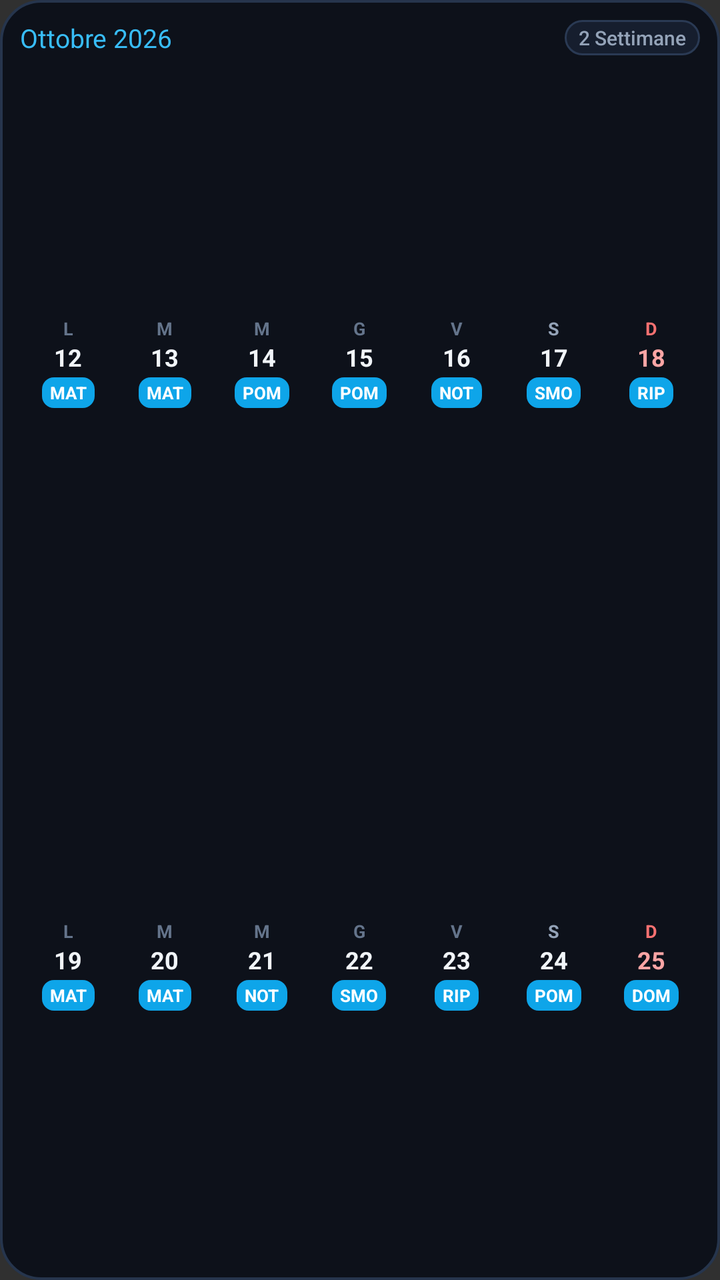
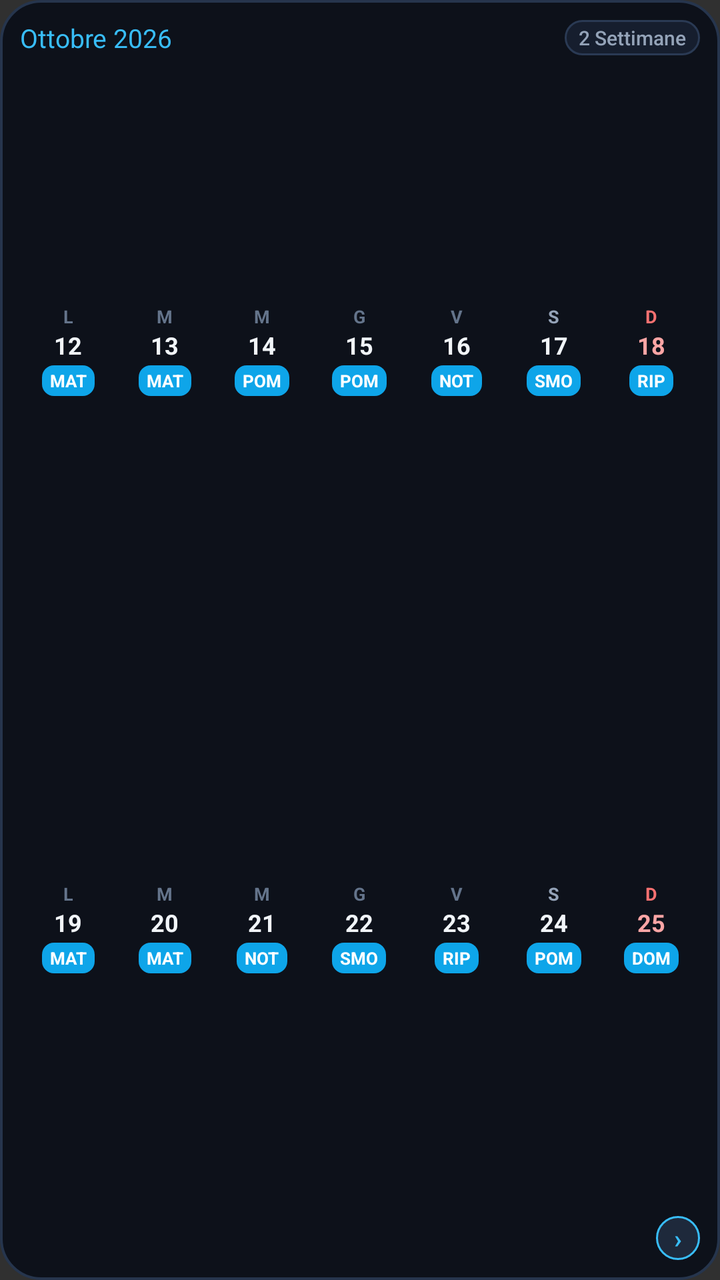

Compare the two renders of this Android layout. The source of the first and the diff that turns it into the second are given below.
<!-- AndroidManifest.xml: application theme Theme.CalendarioTurni -->
<!-- res/layout/widget_weeks_panorama.xml -->
<?xml version="1.0" encoding="utf-8"?>
<LinearLayout xmlns:android="http://schemas.android.com/apk/res/android"
    android:id="@+id/widget_wp_root"
    android:layout_width="match_parent"
    android:layout_height="match_parent"
    android:background="@drawable/bg_widget_container"
    android:orientation="vertical"
    android:padding="10dp">

    
    <LinearLayout
        android:layout_width="match_parent"
        android:layout_height="wrap_content"
        android:gravity="center_vertical"
        android:orientation="horizontal"
        android:paddingBottom="6dp">

        <TextView
            android:id="@+id/widget_wp_title"
            android:layout_width="0dp"
            android:layout_height="wrap_content"
            android:layout_weight="1"
            android:ellipsize="end"
            android:fontFamily="sans-serif-bold"
            android:maxLines="1"
            android:text="Ottobre 2026"
            android:textColor="#38BDF8"
            android:textSize="13sp" />

        <TextView
            android:id="@+id/widget_wp_stats"
            android:layout_width="wrap_content"
            android:layout_height="wrap_content"
            android:background="@drawable/bg_widget_card"
            android:paddingStart="7dp"
            android:paddingTop="2dp"
            android:paddingEnd="7dp"
            android:paddingBottom="2dp"
            android:fontFamily="sans-serif-medium"
            android:text="2 Settimane"
            android:textColor="#94A3B8"
            android:textSize="10sp" />
    </LinearLayout>

    
    <LinearLayout
        android:layout_width="match_parent"
        android:layout_height="0dp"
        android:layout_weight="1"
        android:gravity="center_vertical"
        android:orientation="horizontal">

        
        <LinearLayout android:id="@+id/wp_col_0" android:layout_width="0dp" android:layout_height="match_parent" android:layout_weight="1" android:gravity="center" android:orientation="vertical" android:padding="1dp">
            <TextView android:id="@+id/wp_day_name_0" android:layout_width="wrap_content" android:layout_height="wrap_content" android:text="L" android:textColor="#64748B" android:textSize="9sp" android:textStyle="bold" />
            <TextView android:id="@+id/wp_day_num_0" android:layout_width="wrap_content" android:layout_height="wrap_content" android:text="12" android:textColor="#F1F5F9" android:textSize="12sp" android:textStyle="bold" />
            <TextView android:id="@+id/wp_shift_badge_0" android:layout_width="wrap_content" android:layout_height="wrap_content" android:layout_marginTop="2dp" android:background="@drawable/bg_widget_badge" android:paddingStart="4dp" android:paddingTop="1.5dp" android:paddingEnd="4dp" android:paddingBottom="1.5dp" android:text="MAT" android:textColor="#FFFFFF" android:textSize="8.5sp" android:textStyle="bold" />
            <TextView android:id="@+id/wp_extra_badge_0" android:layout_width="wrap_content" android:layout_height="wrap_content" android:text="+2h" android:textColor="#FBBF24" android:textSize="7sp" android:visibility="gone" />
        </LinearLayout>

        
        <LinearLayout android:id="@+id/wp_col_1" android:layout_width="0dp" android:layout_height="match_parent" android:layout_weight="1" android:gravity="center" android:orientation="vertical" android:padding="1dp">
            <TextView android:id="@+id/wp_day_name_1" android:layout_width="wrap_content" android:layout_height="wrap_content" android:text="M" android:textColor="#64748B" android:textSize="9sp" android:textStyle="bold" />
            <TextView android:id="@+id/wp_day_num_1" android:layout_width="wrap_content" android:layout_height="wrap_content" android:text="13" android:textColor="#F1F5F9" android:textSize="12sp" android:textStyle="bold" />
            <TextView android:id="@+id/wp_shift_badge_1" android:layout_width="wrap_content" android:layout_height="wrap_content" android:layout_marginTop="2dp" android:background="@drawable/bg_widget_badge" android:paddingStart="4dp" android:paddingTop="1.5dp" android:paddingEnd="4dp" android:paddingBottom="1.5dp" android:text="MAT" android:textColor="#FFFFFF" android:textSize="8.5sp" android:textStyle="bold" />
            <TextView android:id="@+id/wp_extra_badge_1" android:layout_width="wrap_content" android:layout_height="wrap_content" android:text="+2h" android:textColor="#FBBF24" android:textSize="7sp" android:visibility="gone" />
        </LinearLayout>

        
        <LinearLayout android:id="@+id/wp_col_2" android:layout_width="0dp" android:layout_height="match_parent" android:layout_weight="1" android:gravity="center" android:orientation="vertical" android:padding="1dp">
            <TextView android:id="@+id/wp_day_name_2" android:layout_width="wrap_content" android:layout_height="wrap_content" android:text="M" android:textColor="#64748B" android:textSize="9sp" android:textStyle="bold" />
            <TextView android:id="@+id/wp_day_num_2" android:layout_width="wrap_content" android:layout_height="wrap_content" android:text="14" android:textColor="#F1F5F9" android:textSize="12sp" android:textStyle="bold" />
            <TextView android:id="@+id/wp_shift_badge_2" android:layout_width="wrap_content" android:layout_height="wrap_content" android:layout_marginTop="2dp" android:background="@drawable/bg_widget_badge" android:paddingStart="4dp" android:paddingTop="1.5dp" android:paddingEnd="4dp" android:paddingBottom="1.5dp" android:text="POM" android:textColor="#FFFFFF" android:textSize="8.5sp" android:textStyle="bold" />
            <TextView android:id="@+id/wp_extra_badge_2" android:layout_width="wrap_content" android:layout_height="wrap_content" android:text="+2h" android:textColor="#FBBF24" android:textSize="7sp" android:visibility="gone" />
        </LinearLayout>

        
        <LinearLayout android:id="@+id/wp_col_3" android:layout_width="0dp" android:layout_height="match_parent" android:layout_weight="1" android:gravity="center" android:orientation="vertical" android:padding="1dp">
            <TextView android:id="@+id/wp_day_name_3" android:layout_width="wrap_content" android:layout_height="wrap_content" android:text="G" android:textColor="#64748B" android:textSize="9sp" android:textStyle="bold" />
            <TextView android:id="@+id/wp_day_num_3" android:layout_width="wrap_content" android:layout_height="wrap_content" android:text="15" android:textColor="#F1F5F9" android:textSize="12sp" android:textStyle="bold" />
            <TextView android:id="@+id/wp_shift_badge_3" android:layout_width="wrap_content" android:layout_height="wrap_content" android:layout_marginTop="2dp" android:background="@drawable/bg_widget_badge" android:paddingStart="4dp" android:paddingTop="1.5dp" android:paddingEnd="4dp" android:paddingBottom="1.5dp" android:text="POM" android:textColor="#FFFFFF" android:textSize="8.5sp" android:textStyle="bold" />
            <TextView android:id="@+id/wp_extra_badge_3" android:layout_width="wrap_content" android:layout_height="wrap_content" android:text="+2h" android:textColor="#FBBF24" android:textSize="7sp" android:visibility="gone" />
        </LinearLayout>

        
        <LinearLayout android:id="@+id/wp_col_4" android:layout_width="0dp" android:layout_height="match_parent" android:layout_weight="1" android:gravity="center" android:orientation="vertical" android:padding="1dp">
            <TextView android:id="@+id/wp_day_name_4" android:layout_width="wrap_content" android:layout_height="wrap_content" android:text="V" android:textColor="#64748B" android:textSize="9sp" android:textStyle="bold" />
            <TextView android:id="@+id/wp_day_num_4" android:layout_width="wrap_content" android:layout_height="wrap_content" android:text="16" android:textColor="#F1F5F9" android:textSize="12sp" android:textStyle="bold" />
            <TextView android:id="@+id/wp_shift_badge_4" android:layout_width="wrap_content" android:layout_height="wrap_content" android:layout_marginTop="2dp" android:background="@drawable/bg_widget_badge" android:paddingStart="4dp" android:paddingTop="1.5dp" android:paddingEnd="4dp" android:paddingBottom="1.5dp" android:text="NOT" android:textColor="#FFFFFF" android:textSize="8.5sp" android:textStyle="bold" />
            <TextView android:id="@+id/wp_extra_badge_4" android:layout_width="wrap_content" android:layout_height="wrap_content" android:text="+2h" android:textColor="#FBBF24" android:textSize="7sp" android:visibility="gone" />
        </LinearLayout>

        
        <LinearLayout android:id="@+id/wp_col_5" android:layout_width="0dp" android:layout_height="match_parent" android:layout_weight="1" android:gravity="center" android:orientation="vertical" android:padding="1dp">
            <TextView android:id="@+id/wp_day_name_5" android:layout_width="wrap_content" android:layout_height="wrap_content" android:text="S" android:textColor="#94A3B8" android:textSize="9sp" android:textStyle="bold" />
            <TextView android:id="@+id/wp_day_num_5" android:layout_width="wrap_content" android:layout_height="wrap_content" android:text="17" android:textColor="#F1F5F9" android:textSize="12sp" android:textStyle="bold" />
            <TextView android:id="@+id/wp_shift_badge_5" android:layout_width="wrap_content" android:layout_height="wrap_content" android:layout_marginTop="2dp" android:background="@drawable/bg_widget_badge" android:paddingStart="4dp" android:paddingTop="1.5dp" android:paddingEnd="4dp" android:paddingBottom="1.5dp" android:text="SMO" android:textColor="#FFFFFF" android:textSize="8.5sp" android:textStyle="bold" />
            <TextView android:id="@+id/wp_extra_badge_5" android:layout_width="wrap_content" android:layout_height="wrap_content" android:text="+2h" android:textColor="#FBBF24" android:textSize="7sp" android:visibility="gone" />
        </LinearLayout>

        
        <LinearLayout android:id="@+id/wp_col_6" android:layout_width="0dp" android:layout_height="match_parent" android:layout_weight="1" android:gravity="center" android:orientation="vertical" android:padding="1dp">
            <TextView android:id="@+id/wp_day_name_6" android:layout_width="wrap_content" android:layout_height="wrap_content" android:text="D" android:textColor="#F87171" android:textSize="9sp" android:textStyle="bold" />
            <TextView android:id="@+id/wp_day_num_6" android:layout_width="wrap_content" android:layout_height="wrap_content" android:text="18" android:textColor="#FCA5A5" android:textSize="12sp" android:textStyle="bold" />
            <TextView android:id="@+id/wp_shift_badge_6" android:layout_width="wrap_content" android:layout_height="wrap_content" android:layout_marginTop="2dp" android:background="@drawable/bg_widget_badge" android:paddingStart="4dp" android:paddingTop="1.5dp" android:paddingEnd="4dp" android:paddingBottom="1.5dp" android:text="RIP" android:textColor="#FFFFFF" android:textSize="8.5sp" android:textStyle="bold" />
            <TextView android:id="@+id/wp_extra_badge_6" android:layout_width="wrap_content" android:layout_height="wrap_content" android:text="+2h" android:textColor="#FBBF24" android:textSize="7sp" android:visibility="gone" />
        </LinearLayout>

    </LinearLayout>

    
    <LinearLayout
        android:layout_width="match_parent"
        android:layout_height="0dp"
        android:layout_marginTop="6dp"
        android:layout_weight="1"
        android:gravity="center_vertical"
        android:orientation="horizontal">

        
        <LinearLayout android:id="@+id/wp_col_7" android:layout_width="0dp" android:layout_height="match_parent" android:layout_weight="1" android:gravity="center" android:orientation="vertical" android:padding="1dp">
            <TextView android:id="@+id/wp_day_name_7" android:layout_width="wrap_content" android:layout_height="wrap_content" android:text="L" android:textColor="#64748B" android:textSize="9sp" android:textStyle="bold" />
            <TextView android:id="@+id/wp_day_num_7" android:layout_width="wrap_content" android:layout_height="wrap_content" android:text="19" android:textColor="#F1F5F9" android:textSize="12sp" android:textStyle="bold" />
            <TextView android:id="@+id/wp_shift_badge_7" android:layout_width="wrap_content" android:layout_height="wrap_content" android:layout_marginTop="2dp" android:background="@drawable/bg_widget_badge" android:paddingStart="4dp" android:paddingTop="1.5dp" android:paddingEnd="4dp" android:paddingBottom="1.5dp" android:text="MAT" android:textColor="#FFFFFF" android:textSize="8.5sp" android:textStyle="bold" />
            <TextView android:id="@+id/wp_extra_badge_7" android:layout_width="wrap_content" android:layout_height="wrap_content" android:text="+2h" android:textColor="#FBBF24" android:textSize="7sp" android:visibility="gone" />
        </LinearLayout>

        
        <LinearLayout android:id="@+id/wp_col_8" android:layout_width="0dp" android:layout_height="match_parent" android:layout_weight="1" android:gravity="center" android:orientation="vertical" android:padding="1dp">
            <TextView android:id="@+id/wp_day_name_8" android:layout_width="wrap_content" android:layout_height="wrap_content" android:text="M" android:textColor="#64748B" android:textSize="9sp" android:textStyle="bold" />
            <TextView android:id="@+id/wp_day_num_8" android:layout_width="wrap_content" android:layout_height="wrap_content" android:text="20" android:textColor="#F1F5F9" android:textSize="12sp" android:textStyle="bold" />
            <TextView android:id="@+id/wp_shift_badge_8" android:layout_width="wrap_content" android:layout_height="wrap_content" android:layout_marginTop="2dp" android:background="@drawable/bg_widget_badge" android:paddingStart="4dp" android:paddingTop="1.5dp" android:paddingEnd="4dp" android:paddingBottom="1.5dp" android:text="MAT" android:textColor="#FFFFFF" android:textSize="8.5sp" android:textStyle="bold" />
            <TextView android:id="@+id/wp_extra_badge_8" android:layout_width="wrap_content" android:layout_height="wrap_content" android:text="+2h" android:textColor="#FBBF24" android:textSize="7sp" android:visibility="gone" />
        </LinearLayout>

        
        <LinearLayout android:id="@+id/wp_col_9" android:layout_width="0dp" android:layout_height="match_parent" android:layout_weight="1" android:gravity="center" android:orientation="vertical" android:padding="1dp">
            <TextView android:id="@+id/wp_day_name_9" android:layout_width="wrap_content" android:layout_height="wrap_content" android:text="M" android:textColor="#64748B" android:textSize="9sp" android:textStyle="bold" />
            <TextView android:id="@+id/wp_day_num_9" android:layout_width="wrap_content" android:layout_height="wrap_content" android:text="21" android:textColor="#F1F5F9" android:textSize="12sp" android:textStyle="bold" />
            <TextView android:id="@+id/wp_shift_badge_9" android:layout_width="wrap_content" android:layout_height="wrap_content" android:layout_marginTop="2dp" android:background="@drawable/bg_widget_badge" android:paddingStart="4dp" android:paddingTop="1.5dp" android:paddingEnd="4dp" android:paddingBottom="1.5dp" android:text="NOT" android:textColor="#FFFFFF" android:textSize="8.5sp" android:textStyle="bold" />
            <TextView android:id="@+id/wp_extra_badge_9" android:layout_width="wrap_content" android:layout_height="wrap_content" android:text="+2h" android:textColor="#FBBF24" android:textSize="7sp" android:visibility="gone" />
        </LinearLayout>

        
        <LinearLayout android:id="@+id/wp_col_10" android:layout_width="0dp" android:layout_height="match_parent" android:layout_weight="1" android:gravity="center" android:orientation="vertical" android:padding="1dp">
            <TextView android:id="@+id/wp_day_name_10" android:layout_width="wrap_content" android:layout_height="wrap_content" android:text="G" android:textColor="#64748B" android:textSize="9sp" android:textStyle="bold" />
            <TextView android:id="@+id/wp_day_num_10" android:layout_width="wrap_content" android:layout_height="wrap_content" android:text="22" android:textColor="#F1F5F9" android:textSize="12sp" android:textStyle="bold" />
            <TextView android:id="@+id/wp_shift_badge_10" android:layout_width="wrap_content" android:layout_height="wrap_content" android:layout_marginTop="2dp" android:background="@drawable/bg_widget_badge" android:paddingStart="4dp" android:paddingTop="1.5dp" android:paddingEnd="4dp" android:paddingBottom="1.5dp" android:text="SMO" android:textColor="#FFFFFF" android:textSize="8.5sp" android:textStyle="bold" />
            <TextView android:id="@+id/wp_extra_badge_10" android:layout_width="wrap_content" android:layout_height="wrap_content" android:text="+2h" android:textColor="#FBBF24" android:textSize="7sp" android:visibility="gone" />
        </LinearLayout>

        
        <LinearLayout android:id="@+id/wp_col_11" android:layout_width="0dp" android:layout_height="match_parent" android:layout_weight="1" android:gravity="center" android:orientation="vertical" android:padding="1dp">
            <TextView android:id="@+id/wp_day_name_11" android:layout_width="wrap_content" android:layout_height="wrap_content" android:text="V" android:textColor="#64748B" android:textSize="9sp" android:textStyle="bold" />
            <TextView android:id="@+id/wp_day_num_11" android:layout_width="wrap_content" android:layout_height="wrap_content" android:text="23" android:textColor="#F1F5F9" android:textSize="12sp" android:textStyle="bold" />
            <TextView android:id="@+id/wp_shift_badge_11" android:layout_width="wrap_content" android:layout_height="wrap_content" android:layout_marginTop="2dp" android:background="@drawable/bg_widget_badge" android:paddingStart="4dp" android:paddingTop="1.5dp" android:paddingEnd="4dp" android:paddingBottom="1.5dp" android:text="RIP" android:textColor="#FFFFFF" android:textSize="8.5sp" android:textStyle="bold" />
            <TextView android:id="@+id/wp_extra_badge_11" android:layout_width="wrap_content" android:layout_height="wrap_content" android:text="+2h" android:textColor="#FBBF24" android:textSize="7sp" android:visibility="gone" />
        </LinearLayout>

        
        <LinearLayout android:id="@+id/wp_col_12" android:layout_width="0dp" android:layout_height="match_parent" android:layout_weight="1" android:gravity="center" android:orientation="vertical" android:padding="1dp">
            <TextView android:id="@+id/wp_day_name_12" android:layout_width="wrap_content" android:layout_height="wrap_content" android:text="S" android:textColor="#94A3B8" android:textSize="9sp" android:textStyle="bold" />
            <TextView android:id="@+id/wp_day_num_12" android:layout_width="wrap_content" android:layout_height="wrap_content" android:text="24" android:textColor="#F1F5F9" android:textSize="12sp" android:textStyle="bold" />
            <TextView android:id="@+id/wp_shift_badge_12" android:layout_width="wrap_content" android:layout_height="wrap_content" android:layout_marginTop="2dp" android:background="@drawable/bg_widget_badge" android:paddingStart="4dp" android:paddingTop="1.5dp" android:paddingEnd="4dp" android:paddingBottom="1.5dp" android:text="POM" android:textColor="#FFFFFF" android:textSize="8.5sp" android:textStyle="bold" />
            <TextView android:id="@+id/wp_extra_badge_12" android:layout_width="wrap_content" android:layout_height="wrap_content" android:text="+2h" android:textColor="#FBBF24" android:textSize="7sp" android:visibility="gone" />
        </LinearLayout>

        
        <LinearLayout android:id="@+id/wp_col_13" android:layout_width="0dp" android:layout_height="match_parent" android:layout_weight="1" android:gravity="center" android:orientation="vertical" android:padding="1dp">
            <TextView android:id="@+id/wp_day_name_13" android:layout_width="wrap_content" android:layout_height="wrap_content" android:text="D" android:textColor="#F87171" android:textSize="9sp" android:textStyle="bold" />
            <TextView android:id="@+id/wp_day_num_13" android:layout_width="wrap_content" android:layout_height="wrap_content" android:text="25" android:textColor="#FCA5A5" android:textSize="12sp" android:textStyle="bold" />
            <TextView android:id="@+id/wp_shift_badge_13" android:layout_width="wrap_content" android:layout_height="wrap_content" android:layout_marginTop="2dp" android:background="@drawable/bg_widget_badge" android:paddingStart="4dp" android:paddingTop="1.5dp" android:paddingEnd="4dp" android:paddingBottom="1.5dp" android:text="DOM" android:textColor="#FFFFFF" android:textSize="8.5sp" android:textStyle="bold" />
            <TextView android:id="@+id/wp_extra_badge_13" android:layout_width="wrap_content" android:layout_height="wrap_content" android:text="+2h" android:textColor="#FBBF24" android:textSize="7sp" android:visibility="gone" />
        </LinearLayout>

    </LinearLayout>

</LinearLayout>
<!-- resources referenced by this layout -->
<resources>
  <!-- drawable bg_widget_badge (drawable) -->
  <?xml version="1.0" encoding="utf-8"?>
  <shape xmlns:android="http://schemas.android.com/apk/res/android"
      android:shape="rectangle">
      <solid android:color="#0EA5E9" />
      <corners android:radius="6dp" />
  </shape>
  <!-- drawable bg_widget_card (drawable) -->
  <?xml version="1.0" encoding="utf-8"?>
  <shape xmlns:android="http://schemas.android.com/apk/res/android"
      android:shape="rectangle">
      <solid android:color="#161E2E" />
      <corners android:radius="13dp" />
      <stroke
          android:width="1dp"
          android:color="#2A3A54" />
  </shape>
  <!-- drawable bg_widget_container (drawable) -->
  <?xml version="1.0" encoding="utf-8"?>
  <shape xmlns:android="http://schemas.android.com/apk/res/android"
      android:shape="rectangle">
      <solid android:color="#0D111A" />
      <corners android:radius="20dp" />
      <stroke
          android:width="1.2dp"
          android:color="#26354D" />
  </shape>
  <style name="Theme.CalendarioTurni" parent="android:Theme.Material.NoActionBar">
          <item name="android:statusBarColor">#0F131C</item>
          <item name="android:navigationBarColor">#0F131C</item>
      </style>
</resources>

<!-- the commit's change to res/layout/widget_weeks_panorama.xml (unified diff, before → after) -->
@@ -175,4 +175,47 @@
 
     </LinearLayout>
 
+    
+    <LinearLayout
+        android:layout_width="match_parent"
+        android:layout_height="wrap_content"
+        android:gravity="center_vertical|end"
+        android:orientation="horizontal"
+        android:paddingTop="3dp">
+
+        <TextView
+            android:id="@+id/btn_wp_prev"
+            android:layout_width="22dp"
+            android:layout_height="22dp"
+            android:background="@drawable/bg_widget_nav_btn"
+            android:gravity="center"
+            android:text="‹"
+            android:textColor="#38BDF8"
+            android:textSize="13sp"
+            android:textStyle="bold"
+            android:visibility="gone" />
+
+        <TextView
+            android:id="@+id/wp_week_indicator"
+            android:layout_width="wrap_content"
+            android:layout_height="wrap_content"
+            android:layout_marginStart="5dp"
+            android:layout_marginEnd="5dp"
+            android:text="+1 sett."
+            android:textColor="#94A3B8"
+            android:textSize="9sp"
+            android:visibility="gone" />
+
+        <TextView
+            android:id="@+id/btn_wp_next"
+            android:layout_width="22dp"
+            android:layout_height="22dp"
+            android:background="@drawable/bg_widget_nav_btn"
+            android:gravity="center"
+            android:text="›"
+            android:textColor="#38BDF8"
+            android:textSize="13sp"
+            android:textStyle="bold" />
+    </LinearLayout>
+
 </LinearLayout>
<!-- resource entries referenced after the edit -->
@@ -27,6 +27,15 @@
           android:width="1.2dp"
           android:color="#26354D" />
   </shape>
+  <!-- drawable bg_widget_nav_btn (drawable) -->
+  ﻿<?xml version="1.0" encoding="utf-8"?>
+  <shape xmlns:android="http://schemas.android.com/apk/res/android"
+      android:shape="oval">
+      <solid android:color="#1E293B" />
+      <stroke
+          android:width="1dp"
+          android:color="#38BDF8" />
+  </shape>
   <style name="Theme.CalendarioTurni" parent="android:Theme.Material.NoActionBar">
           <item name="android:statusBarColor">#0F131C</item>
           <item name="android:navigationBarColor">#0F131C</item>
